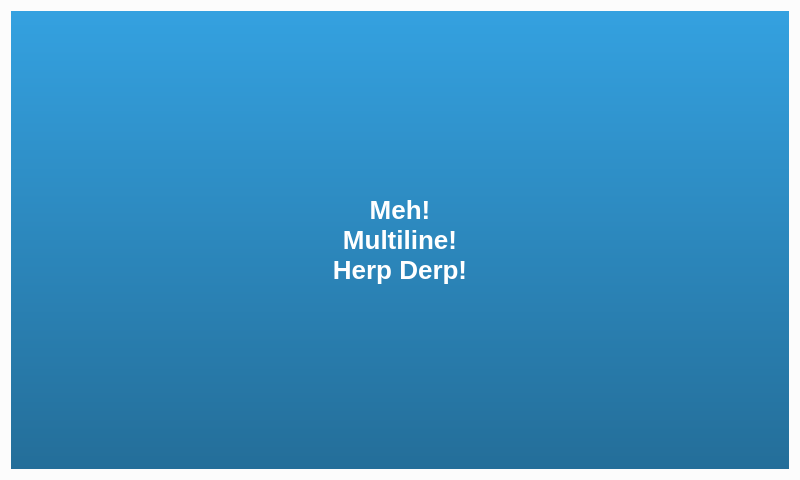
Before: the Qt Designer form message.ui in fsiwi-hka/coffeesale, drawn with Qt 5.
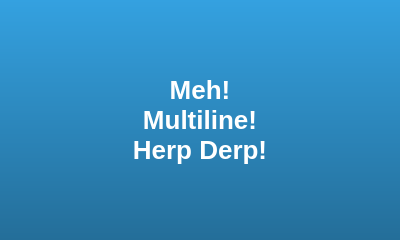
After: the same form once the commit is applied. Icons and pictures are not drawn.

Commit message: Message window is now smaller

What changed in the file:
```diff
--- a/message.ui
+++ b/message.ui
@@ -6,14 +6,14 @@
    <rect>
     <x>0</x>
     <y>0</y>
-    <width>800</width>
-    <height>480</height>
+    <width>400</width>
+    <height>240</height>
    </rect>
   </property>
   <property name="minimumSize">
    <size>
-    <width>800</width>
-    <height>480</height>
+    <width>400</width>
+    <height>240</height>
    </size>
   </property>
   <property name="windowTitle">
@@ -74,6 +74,12 @@
    <bool>true</bool>
   </property>
   <layout class="QGridLayout" name="gridLayout_2">
+   <property name="sizeConstraint">
+    <enum>QLayout::SetMinimumSize</enum>
+   </property>
+   <property name="margin">
+    <number>0</number>
+   </property>
    <item row="0" column="0">
     <widget class="QLabel" name="message">
      <property name="styleSheet">
```
